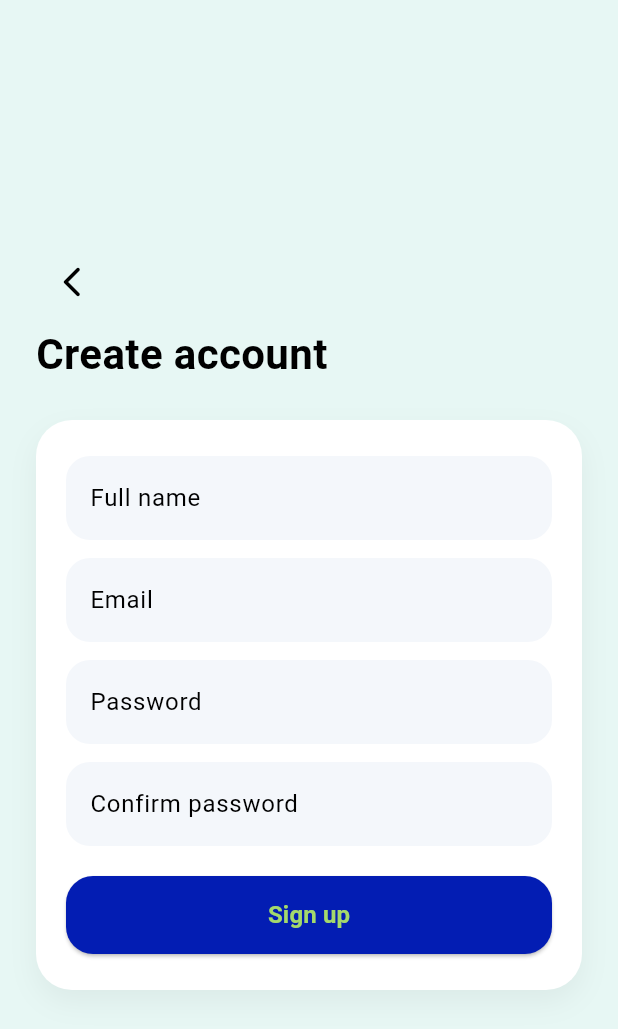
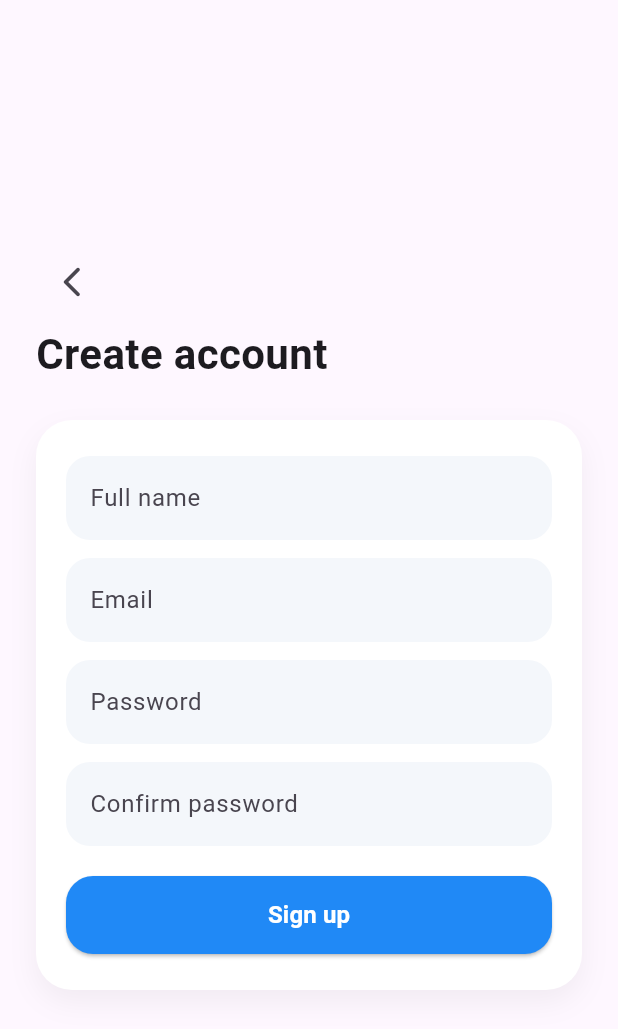
Before and after one commit to Nado572/petzy0.1, a Flutter app: the screen it shows after launch, after a tap on "Sign up", on a phone screen of 412 x 824 dp. Shown: the top 1029 px of the screen. Run offline on Flutter 3.47's test engine with Material 3 defaults, Android fonts, the light colour scheme and no system bars; Roboto replaces fonts that are missing (SFProDisplay).

Commit message:
modified colors

```diff
--- a/lib/LoginScreen.dart
+++ b/lib/LoginScreen.dart
@@ -1,6 +1,7 @@
 import 'package:flutter/material.dart';
-import 'theme.dart';
+
 import 'SignUpScreen.dart';
+
 class LoginScreen extends StatelessWidget {
   const LoginScreen({super.key});
 
@@ -75,7 +76,12 @@ class LoginScreen extends StatelessWidget {
                         alignment: Alignment.centerRight,
                         child: TextButton(
                           onPressed: () {},
-                          child: const Text('Forgot password?'),
+                          child: const Text(
+                            'Forgot password?',
+                            style: TextStyle(
+                              color: Color.fromARGB(255, 0, 0, 0), // white
+                            ),
+                          ),
                         ),
                       ),
                       const SizedBox(height: 8),
@@ -84,7 +90,8 @@ class LoginScreen extends StatelessWidget {
                         child: ElevatedButton(
                           onPressed: () {},
                           style: ElevatedButton.styleFrom(
-                            backgroundColor: const Color.fromARGB(255, 108, 201, 255),
+                            backgroundColor:
+                                const Color.fromARGB(255, 32, 137, 246),
                             shape: RoundedRectangleBorder(
                               borderRadius: BorderRadius.circular(18),
                             ),
@@ -92,7 +99,9 @@ class LoginScreen extends StatelessWidget {
                           child: const Text(
                             'Login',
                             style: TextStyle(
-                                fontSize: 16, fontWeight: FontWeight.w600),
+                                fontSize: 16,
+                                color: Color.fromARGB(255, 255, 255, 255),
+                                fontWeight: FontWeight.w600),
                           ),
                         ),
                       ),
@@ -114,8 +123,12 @@ class LoginScreen extends StatelessWidget {
                           ),
                         );
                       },
-                      child: const Text('Sign up'),
-
+                      child: const Text(
+                        'Sign up',
+                        style: TextStyle(
+                          color: Colors.black,
+                        ),
+                      ),
                     ),
                   ],
                 ),
--- a/lib/SignUpScreen.dart
+++ b/lib/SignUpScreen.dart
@@ -1,5 +1,5 @@
 import 'package:flutter/material.dart';
-import 'theme.dart';
+
 class SignUpScreen extends StatelessWidget {
   const SignUpScreen({super.key});
 
@@ -62,7 +62,7 @@ class SignUpScreen extends StatelessWidget {
                         child: ElevatedButton(
                           onPressed: () {},
                           style: ElevatedButton.styleFrom(
-                            backgroundColor: const Color.fromRGBO(3, 29, 179, 1),
+                            backgroundColor: const Color.fromARGB(255, 32, 137, 246),
                             shape: RoundedRectangleBorder(
                               borderRadius: BorderRadius.circular(18),
                             ),
@@ -70,7 +70,7 @@ class SignUpScreen extends StatelessWidget {
                           child: const Text(
                             'Sign up',
                             style: TextStyle(
-                                fontSize: 16,color: Color(0xFFA4D96C), fontWeight: FontWeight.w600),
+                                fontSize: 16,color: Color.fromARGB(255, 255, 255, 255), fontWeight: FontWeight.w600),
                           ),
                         ),
                       ),
--- a/lib/main.dart
+++ b/lib/main.dart
@@ -1,5 +1,5 @@
 import 'package:flutter/material.dart';
-import 'theme.dart';
+
 import 'LoginScreen.dart';
 void main() => runApp(const PetzyApp());
 
@@ -8,9 +8,15 @@ class PetzyApp extends StatelessWidget {
 
   @override
   Widget build(BuildContext context) {
-    return MaterialApp(
+    return MaterialApp( theme: ThemeData(elevatedButtonTheme:ElevatedButtonThemeData(style: ButtonStyle(backgroundColor: WidgetStateColor.fromMap(
+  <WidgetStatesConstraint, Color>{
+    WidgetState.pressed: Colors.red,
+    WidgetState.hovered: Colors.blue,
+    WidgetState.any: Color.fromARGB(255, 32, 137, 246),
+  },
+)))),
       title: 'Petzy',
-      theme: PetzyTheme.light(),
+
       home: const LoginScreen(),
     );
   }
--- a/lib/theme.dart
+++ /dev/null
@@ -1,20 +0,0 @@
-import 'package:flutter/material.dart';
-class PetzyTheme {
-  static const Color primaryGreen = Color(0xFFA4D96C);   // tile green
-  static const Color primaryBlue  = Color(0xFF6CC5FF);   // tile blue
-  static const Color bgMint       = Color(0xFFE7F7F4);   // page background
-  static const Color cardWhite    = Colors.white;
-
-  static ThemeData light() {
-    return ThemeData(
-      scaffoldBackgroundColor: bgMint,
-      primaryColor: primaryGreen,
-      colorScheme: ColorScheme.light(
-        primary: primaryGreen,
-        secondary: primaryBlue,
-      ),
-      fontFamily: 'SFProDisplay',
-      useMaterial3: true,
-    );
-  }
-}
```
